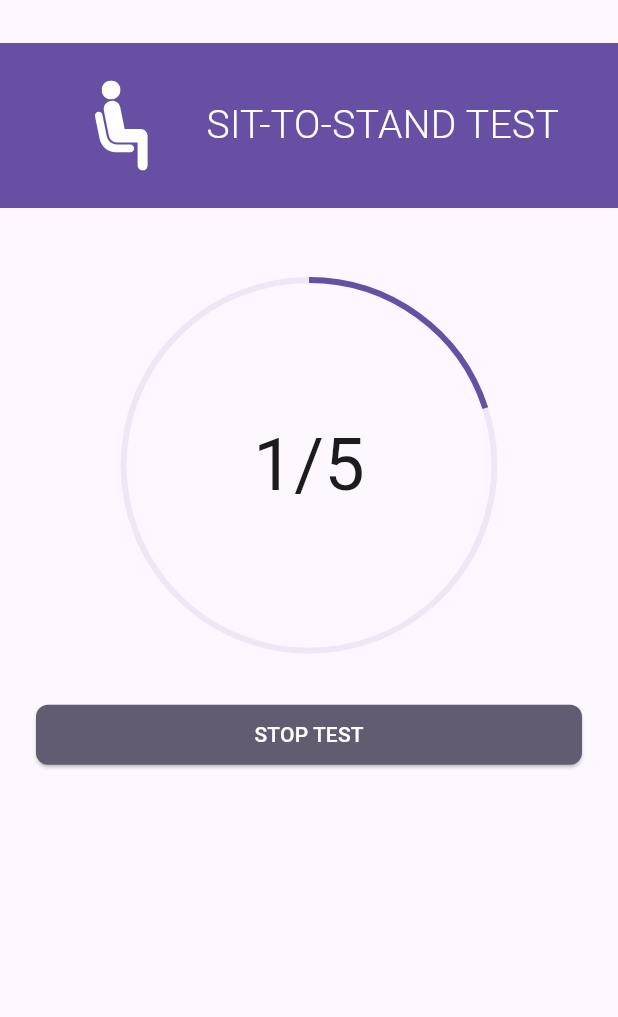
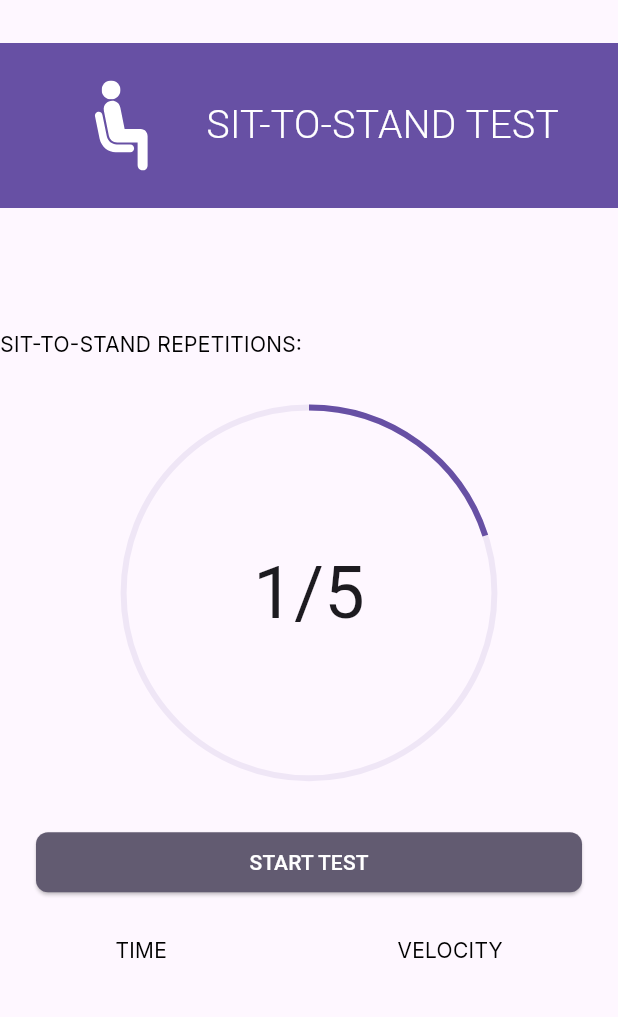
Before and after one commit to InAppoDev/ul_fs_health, a Flutter app: the SitToStandTestStartContent screen opened directly, on a phone screen of 412 x 824 dp, the part 65-1082 px from its top. Run offline on Flutter 3.47's test engine with Material 3 defaults, Android fonts, the phone set to English and light mode, and no system bars; our stand-ins replace auto_route, bloc, cloud_firestore, email_validator, firebase_auth, firebase_core and 10 more; accounts and stored records are empty.

Commit message:
implement sit-to-stand functionlaity [in progress]

```diff
--- a/lib/l10n/intl_en.arb
+++ b/lib/l10n/intl_en.arb
@@ -119,5 +119,9 @@
   "lblsitToStandTestTitleText": "Sit-to-Stand\nTest",
   "lblDate": "DATE",
   "lblTime": "TIME",
-  "lblVelocity": "VELOCITY"
+  "lblVelocity": "VELOCITY",
+  "lblSitToStandRepetitions" : "Sit-to-stand Repetitions:",
+  "lblTestFinished" : "Test Finished!",
+  "lblBestSitToStandResult" : "BEST SIT-TO-STAND RESULT:",
+  "lblPower" : "Power"
 }
--- a/lib/presentation/sit_to_stand/view/sit_to_stand_test_start_screen.dart
+++ b/lib/presentation/sit_to_stand/view/sit_to_stand_test_start_screen.dart
@@ -1,8 +1,14 @@
+// ignore_for_file: inference_failure_on_function_invocation, no_self_assignments
+
+import 'dart:async';
+
 import 'package:auto_route/auto_route.dart';
 import 'package:flutter/material.dart';
+import 'package:sensors_plus/sensors_plus.dart';
 
 import '../../../core/constants/gaps.dart';
 import '../../../core/extensions/number_extension.dart';
+import '../../../core/themes/app_text_styles.dart';
 import '../../../gen/assets.gen.dart';
 import '../../../generated/l10n.dart';
 import '../../utils/widgets/feature_test_header.dart';
@@ -11,17 +17,100 @@ import '../../utils/widgets/simple_app_bar_widget.dart';
 import '../../utils/widgets/submit_button.dart';
 
 @RoutePage()
-class SitToStandTestStartScreen extends StatelessWidget {
+class SitToStandTestStartScreen extends StatefulWidget {
   const SitToStandTestStartScreen({super.key});
 
+  @override
+  State<SitToStandTestStartScreen> createState() =>
+      _SitToStandTestStartScreenState();
+}
+
+class _SitToStandTestStartScreenState extends State<SitToStandTestStartScreen> {
   @override
   Widget build(BuildContext context) {
     return const SitToStandTestStartContent();
   }
 }
 
-class SitToStandTestStartContent extends StatelessWidget {
+class SitToStandTestStartContent extends StatefulWidget {
   const SitToStandTestStartContent({super.key});
+
+  @override
+  State<SitToStandTestStartContent> createState() =>
+      _SitToStandTestStartContentState();
+}
+
+class _SitToStandTestStartContentState
+    extends State<SitToStandTestStartContent> {
+  final List<double> times = [];
+  final List<DateTime> timestamps = [];
+  StreamSubscription<AccelerometerEvent>? _accelerometerSubscription;
+  bool _isTestRunning = false;
+  bool _isSitting = true;
+  double _avgTime = 0.0;
+  double _avgVelocity = 0.0;
+  bool _isTestReady = false;
+  bool _isTestFinished = false;
+  int _currentRepetition = 1;
+  final int _totalRepetitions = 5;
+
+  @override
+  void dispose() {
+    _accelerometerSubscription?.cancel();
+    super.dispose();
+  }
+
+  Future<void> _startTest() async {
+    setState(() {
+      _isTestRunning = true;
+      _isTestReady = true;
+      _isTestFinished = false;
+    });
+    if (_currentRepetition < _totalRepetitions) {
+      setState(() {
+        _currentRepetition++;
+      });
+    }
+
+    _accelerometerSubscription =
+        accelerometerEvents.listen((AccelerometerEvent event) {
+      if (_isTestRunning) {
+        final double zValue = event.z;
+
+        if (_isSitting && zValue > 9) {
+          timestamps.add(DateTime.now());
+          _isSitting = false;
+        } else if (!_isSitting && zValue < 9) {
+          final endTime = DateTime.now();
+          final startTime = timestamps.last;
+          final duration =
+              endTime.difference(startTime).inMilliseconds / 1000.0;
+          times.add(duration);
+          _avgTime = times.reduce((a, b) => a + b) / times.length;
+          _isSitting = true;
+        }
+      }
+    });
+  }
+
+  void _endTest() {
+    if (_isTestRunning) {
+      setState(() {
+        _isTestRunning = false;
+        _isTestFinished = true;
+      });
+      _accelerometerSubscription?.cancel();
+      _accelerometerSubscription = null;
+      _avgVelocity = 1.0 / _avgTime;
+    }
+  }
+
+  void _testReadyToStart() {
+    setState(() {
+      _isTestReady = true;
+      _isTestFinished = false;
+    });
+  }
 
   @override
   Widget build(BuildContext context) {
@@ -38,15 +127,64 @@ class SitToStandTestStartContent extends StatelessWidget {
             leading: Assets.icons.iconSitDownTest,
           ),
           (Gaps.largest + Gaps.large).spaceVertical,
-          const RepetitionCounter(repetition: 5),
-          Padding(
-            padding: Gaps.larger.paddingAll.copyWith(top: Gaps.largest),
-            child: SubmitButton(
-              onPressed: () async {},
-              title: S.current.btnTestStopText.toUpperCase(),
-              backgroundColor: Theme.of(context).colorScheme.secondary,
-              titleColor: Theme.of(context).colorScheme.onSecondary,
+          if (_currentRepetition == _totalRepetitions)
+            Text(
+              S.current.lblTestFinished.toUpperCase(),
+              style: header2.copyWith(
+                  color: Theme.of(context).colorScheme.primary),
             ),
+          Gaps.largest.spaceVertical,
+          Align(
+              alignment: Alignment.topLeft,
+              child: Text(
+                S.current.lblSitToStandRepetitions.toUpperCase(),
+                style: body1,
+              )),
+          Gaps.largest.spaceVertical,
+          RepetitionCounter(
+            repetition: _currentRepetition,
+            totalRepetitions: _totalRepetitions,
+          ),
+          if (_isTestFinished)
+            Column(
+              children: [
+                Text(
+                    '${S.current.lblVelocity} ${_avgVelocity.toStringAsFixed(2)} m/s'),
+                Text(
+                    '${S.current.lblPower.toUpperCase()} ${(9.8 / _avgTime).toStringAsFixed(2)} W/kg'),
+              ],
+            ),
+          if (_currentRepetition != _totalRepetitions)
+            Padding(
+              padding: Gaps.larger.paddingAll.copyWith(top: Gaps.largest),
+              child: SubmitButton(
+                onPressed: !_isTestReady
+                    ? _testReadyToStart
+                    : _isTestRunning
+                        ? _endTest
+                        : _startTest,
+                title: !_isTestReady
+                    ? S.current.btnTestStartText.toUpperCase()
+                    : _isTestRunning
+                        ? S.current.btnTestStopText.toUpperCase()
+                        : S.current.btnTestStartText.toUpperCase(),
+                backgroundColor: Theme.of(context).colorScheme.secondary,
+                titleColor: Theme.of(context).colorScheme.onSecondary,
+              ),
+            ),
+          if (_currentRepetition == _totalRepetitions)
+            Align(
+              alignment: Alignment.topLeft,
+              child: Text(
+                S.current.lblBestSitToStandResult,
+              ),
+            ),
+          Row(
+            mainAxisAlignment: MainAxisAlignment.spaceAround,
+            children: [
+              Text(S.current.lblTime, style: body1),
+              Text(S.current.lblVelocity, style: body1),
+            ],
           )
         ],
       ),
--- a/lib/presentation/utils/widgets/repetition_counter.dart
+++ b/lib/presentation/utils/widgets/repetition_counter.dart
@@ -1,9 +1,11 @@
 import 'package:flutter/material.dart';
 
 class RepetitionCounter extends StatefulWidget {
-  const RepetitionCounter({super.key, required this.repetition});
+  const RepetitionCounter(
+      {super.key, required this.repetition, required this.totalRepetitions});
 
   final int repetition;
+  final int totalRepetitions;
 
   @override
   State<RepetitionCounter> createState() => _RepetitionCounterState();
@@ -23,7 +25,7 @@ class _RepetitionCounterState extends State<RepetitionCounter> {
   void _testOneRep() {
     setState(() {
       _remainingTime++;
-      _progress = _remainingTime / widget.repetition;
+      _progress = _remainingTime / widget.totalRepetitions;
     });
   }
 
@@ -44,7 +46,7 @@ class _RepetitionCounterState extends State<RepetitionCounter> {
           ),
         ),
         Text(
-          '$_remainingTime/${widget.repetition}',
+          '${widget.repetition}/${widget.totalRepetitions}',
           style: const TextStyle(fontSize: 48),
         )
       ],
--- a/pubspec.yaml
+++ b/pubspec.yaml
@@ -30,6 +30,7 @@ dependencies:
   intl_utils: ^2.8.7
   geolocator: ^13.0.2
   fl_chart: ^0.70.0
+  sensors_plus: ^6.1.1
 
 dev_dependencies:
   auto_route_generator: ^9.0.0
```
Also changed, not shown: lib/generated/intl/messages_en.dart, lib/generated/l10n.dart, pubspec.lock, 1 other file.
